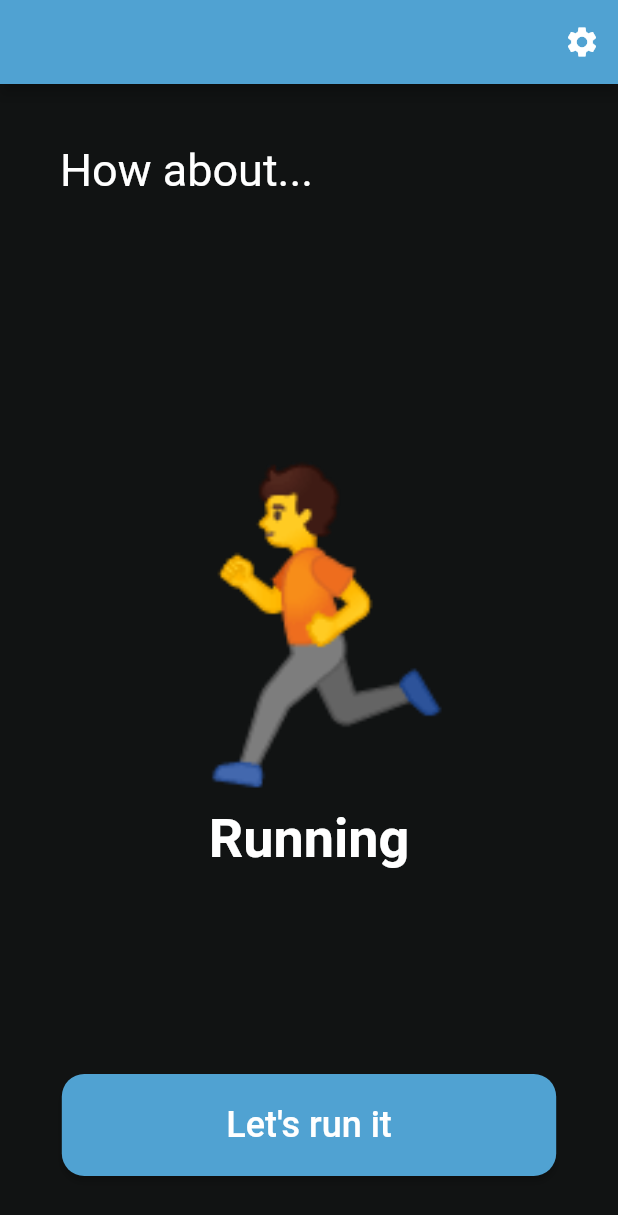
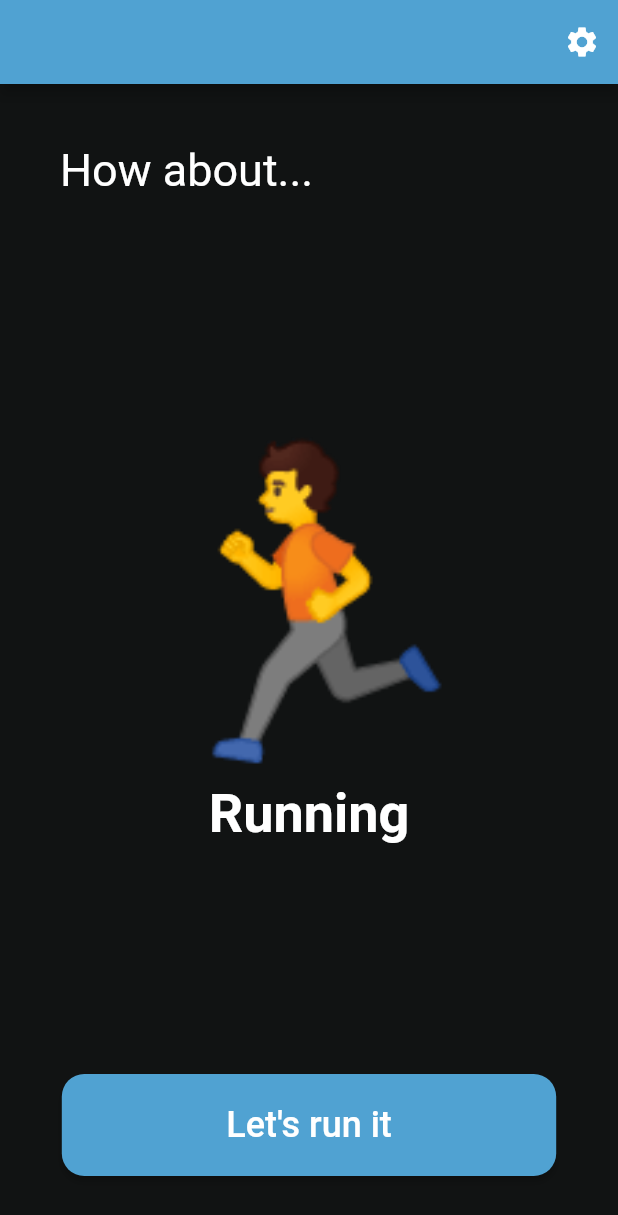
Before and after one commit to jacehalvorson/name_tbd, a Flutter app: the screen it shows after launch, on a phone screen of 412 x 824 dp. Shown: the top 1215 px of the screen. Run offline on Flutter 3.47's test engine with Material 2 defaults, Android fonts, the light colour scheme and no system bars; generated files the repository leaves out were written again.

Commit message:
Refactor the positioning of the activity widget

```diff
--- a/lib/src/sample_feature/activity.dart
+++ b/lib/src/sample_feature/activity.dart
@@ -2,7 +2,15 @@ import 'package:flutter/material.dart';
 import 'package:refresh/src/theme.dart';
 import 'package:refresh/src/sample_feature/animated_positioned_opacity.dart';
 
-const swipeDuration = Duration(milliseconds: 350);
+// How long a swipe animation takes
+const swipeDuration = Duration(milliseconds: 250);
+
+// How far above the top of the screen that hidden objects are placed
+const offScreenAboveDistance = 300.0;
+// The multiplier for the screen height to determine the on-screen position
+const onScreenMultiplier = 0.28;
+// How far below the bottom of the screen that hidden objects are placed
+const offScreenBelowDistance = 0.0;
 
 class ActivityType {
   // Activity icon
@@ -30,11 +38,17 @@ class SlidingActivityWidget extends StatefulWidget {
 class _SlidingActivityWidgetState extends State<SlidingActivityWidget> {
   @override
   Widget build(BuildContext context) {
+    double bottomOfScreenPosition = MediaQuery.of(context).size.height;
+
+    // Based on the swipe count, determine the top position of the widget
     int adjustedSwipeCount = widget.swipeCount % 3;
     Map<int, double> topValues = {
-      0: MediaQuery.of(context).size.height,
-      1: MediaQuery.of(context).size.height * 0.3,
-      2: -300,
+      // Subtract the distance from the bottom of the screen to the top of the widget
+      0: bottomOfScreenPosition - offScreenBelowDistance,
+      // Use a fraction of the screen height to place the widget on the screen
+      1: bottomOfScreenPosition * onScreenMultiplier,
+      // Negate distance to place above the top of the screen
+      2: offScreenAboveDistance * -1,
     };
 
     return AnimatedPositionedOpacity(
```
